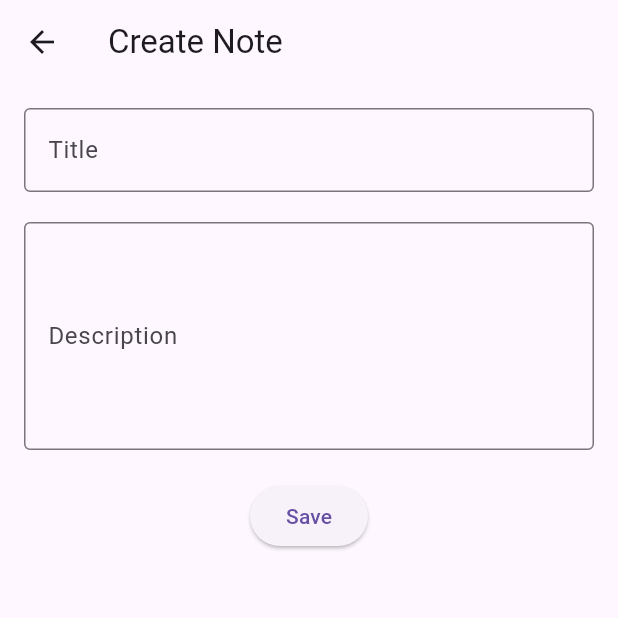
After one commit to Kashvithakral/Serenity, a Flutter app: the MainScreen screen opened directly, item 3 of the bottom bar chosen, after a tap on "Create Note", on a phone screen of 412 x 824 dp, the top half of it. The commit adds this screen. Run offline on Flutter 3.47's test engine with Material 3 defaults, Android fonts, the phone set to English and light mode, and no system bars; our stand-ins replace firebase_auth, firebase_core, flutter_dotenv, font_awesome_flutter, google_fonts, shared_preferences; accounts and stored records are empty.

Commit message:
added new screen

```diff
--- /dev/null
+++ b/lib/create_note_screen.dart
@@ -0,0 +1,95 @@
+import 'package:flutter/material.dart';
+import 'package:flutter/material.dart';
+import 'package:shared_preferences/shared_preferences.dart';
+import 'dart:convert';
+
+class CreateNoteScreen extends StatefulWidget {
+  final String? initialTitle;
+  final String? initialDescription;
+  final Function(Map<String, dynamic>)? onNoteUpdated;
+
+  CreateNoteScreen({this.initialTitle, this.initialDescription, this.onNoteUpdated});
+
+  @override
+  _CreateNoteScreenState createState() => _CreateNoteScreenState();
+}
+
+class _CreateNoteScreenState extends State<CreateNoteScreen> {
+  TextEditingController _titleController = TextEditingController();
+  TextEditingController _descriptionController = TextEditingController();
+
+  @override
+  void initState() {
+    super.initState();
+    _titleController.text = widget.initialTitle ?? '';
+    _descriptionController.text = widget.initialDescription ?? '';
+  }
+
+  Future<void> _saveNote() async {
+    SharedPreferences prefs = await SharedPreferences.getInstance();
+    String title = _titleController.text;
+    String description = _descriptionController.text;
+    String timestamp = DateTime.now().toString();
+    String noteId = 'note_$timestamp';
+    String updatedOn = DateTime.now().toString();
+
+    Map<String, dynamic> note = {
+      'title': title,
+      'description': description,
+      'timestamp': timestamp,
+      'updatedOn': updatedOn,
+    };
+
+    String noteJson = jsonEncode(note);
+    await prefs.setString(noteId, noteJson);
+
+    ScaffoldMessenger.of(context).showSnackBar(
+      SnackBar(
+        content: Text('Note Saved'),
+      ),
+    );
+
+    if (widget.onNoteUpdated != null) {
+      widget.onNoteUpdated!(note);
+    }
+
+    Navigator.pop(context);
+  }
+
+  @override
+  Widget build(BuildContext context) {
+    return Scaffold(
+      appBar: AppBar(
+        title: Text('Create Note'),
+      ),
+      body: Padding(
+        padding: const EdgeInsets.all(16.0),
+        child: Column(
+          children: <Widget>[
+            TextField(
+              controller: _titleController,
+              decoration: InputDecoration(
+                labelText: 'Title',
+                border: OutlineInputBorder(),
+              ),
+            ),
+            SizedBox(height: 20),
+            TextField(
+              controller: _descriptionController,
+              decoration: InputDecoration(
+                labelText: 'Description',
+                border: OutlineInputBorder(),
+              ),
+              maxLines: 5,
+            ),
+            SizedBox(height: 20),
+            ElevatedButton(
+              onPressed: _saveNote,
+              child: Text('Save'),
+            ),
+          ],
+        ),
+      ),
+    );
+  }
+}
--- /dev/null
+++ b/lib/journal_screen.dart
@@ -0,0 +1,99 @@
+import 'package:flutter/material.dart';
+import 'package:flutter/material.dart';
+import 'create_note_screen.dart';
+import 'open_notes_screen.dart';
+
+class JournalScreen extends StatefulWidget {
+  @override
+  _JournalScreenState createState() => _JournalScreenState();
+}
+
+class _JournalScreenState extends State<JournalScreen> {
+  bool _isCreateNotePressed = false;
+  bool _isOpenNotesPressed = false;
+
+  @override
+  Widget build(BuildContext context) {
+    return Scaffold(
+      appBar: AppBar(
+        title: Text('Journal'),
+      ),
+      body: Center(
+        child: Column(
+          mainAxisAlignment: MainAxisAlignment.center,
+          children: <Widget>[
+            GestureDetector(
+              onTapDown: (_) => setState(() => _isCreateNotePressed = true),
+              onTapUp: (_) => setState(() => _isCreateNotePressed = false),
+              onTapCancel: () => setState(() => _isCreateNotePressed = false),
+              child: ShaderMask(
+                shaderCallback: (Rect bounds) {
+                  return LinearGradient(
+                    colors: _isCreateNotePressed
+                        ? [Colors.blue.shade200, Colors.blue.shade400]
+                        : [Colors.transparent, Colors.transparent],
+                    begin: Alignment.topLeft,
+                    end: Alignment.bottomRight,
+                  ).createShader(bounds);
+                },
+                blendMode: BlendMode.srcATop,
+                child: OutlinedButton(
+                  onPressed: () {
+                    Navigator.push(
+                      context,
+                      MaterialPageRoute(builder: (context) => CreateNoteScreen()),
+                    );
+                  },
+                  style: OutlinedButton.styleFrom(
+                    padding: EdgeInsets.symmetric(horizontal: 30, vertical: 15),
+                    textStyle: TextStyle(fontSize: 18),
+                    side: BorderSide(width: 2, color: Colors.blue),
+                    shape: RoundedRectangleBorder(
+                      borderRadius: BorderRadius.circular(10),
+                    ),
+                  ),
+                  child: Text('Create Note'),
+                ),
+              ),
+            ),
+            SizedBox(height: 20),
+            GestureDetector(
+              onTapDown: (_) => setState(() => _isOpenNotesPressed = true),
+              onTapUp: (_) => setState(() => _isOpenNotesPressed = false),
+              onTapCancel: () => setState(() => _isOpenNotesPressed = false),
+              child: ShaderMask(
+                shaderCallback: (Rect bounds) {
+                  return LinearGradient(
+                    colors: _isOpenNotesPressed
+                        ? [Colors.blue.shade200, Colors.blue.shade400]
+                        : [Colors.transparent, Colors.transparent],
+                    begin: Alignment.topLeft,
+                    end: Alignment.bottomRight,
+                  ).createShader(bounds);
+                },
+                blendMode: BlendMode.srcATop,
+                child: OutlinedButton(
+                  onPressed: () {
+                    Navigator.push(
+                      context,
+                      MaterialPageRoute(builder: (context) => OpenNotesScreen()),
+                    );
+                  },
+                  style: OutlinedButton.styleFrom(
+                    padding: EdgeInsets.symmetric(horizontal: 30, vertical: 15),
+                    textStyle: TextStyle(fontSize: 18),
+                    side: BorderSide(width: 2, color: Colors.blue),
+                    shape: RoundedRectangleBorder(
+                      borderRadius: BorderRadius.circular(10),
+                    ),
+                  ),
+                  child: Text('Open Notes'),
+                ),
+              ),
+            ),
+          ],
+        ),
+      ),
+    );
+  }
+}
--- a/lib/main.dart
+++ b/lib/main.dart
@@ -10,6 +10,7 @@ import 'mood_tracker_screen.dart';
 import 'ai_selection_screen.dart' hide themeNotifier;
 import 'ai_bots_screen.dart';
 import 'wellness_zone_screen.dart';
+import 'journal_screen.dart';
 import 'package:google_fonts/google_fonts.dart';
 import 'theme.dart';
 import 'package:flutter_dotenv/flutter_dotenv.dart';
@@ -118,6 +119,7 @@ class _MainScreenState extends State<MainScreen> {
   static List<Widget> _widgetOptions = [
     AiBotsScreen(),
     WellnessZoneScreen(),
+    JournalScreen(),
   ];
 
   void _onItemTapped(int index) {
@@ -142,6 +144,10 @@ class _MainScreenState extends State<MainScreen> {
             icon: Icon(Icons.favorite),
             label: 'Wellness Zone',
           ),
+          BottomNavigationBarItem(
+            icon: Icon(Icons.edit),
+            label: 'Journal',
+          ),
         ],
         currentIndex: _selectedIndex,
         selectedItemColor: Colors.amber[800],
--- /dev/null
+++ b/lib/open_notes_screen.dart
@@ -0,0 +1,168 @@
+import 'package:flutter/material.dart';
+import 'package:shared_preferences/shared_preferences.dart';
+import 'dart:convert';
+import 'create_note_screen.dart';
+
+import 'package:flutter/material.dart';
+import 'package:shared_preferences/shared_preferences.dart';
+import 'dart:convert';
+
+class OpenNotesScreen extends StatefulWidget {
+  @override
+  _OpenNotesScreenState createState() => _OpenNotesScreenState();
+}
+
+class _OpenNotesScreenState extends State<OpenNotesScreen> {
+  List<Map<String, dynamic>> _notes = [];
+
+  @override
+  void initState() {
+    super.initState();
+    _loadNotes();
+  }
+
+  Future<void> _loadNotes() async {
+    SharedPreferences prefs = await SharedPreferences.getInstance();
+    List<Map<String, dynamic>> notes = [];
+    Set<String> keys = prefs.getKeys();
+
+    for (String key in keys) {
+      if (key.startsWith('note_')) {
+        String? noteJson = prefs.getString(key);
+        if (noteJson != null && noteJson.startsWith('{')) {
+          try {
+            Map<String, dynamic> note = jsonDecode(noteJson);
+            notes.add(note);
+          } catch (e) {
+            print('Error decoding note: $e');
+          }
+        }
+      }
+    }
+
+    setState(() {
+      _notes = notes;
+    });
+  }
+
+  @override
+  Widget build(BuildContext context) {
+    return Scaffold(
+      appBar: AppBar(
+        title: Text('Open Notes'),
+      ),
+      body: _notes.isEmpty
+          ? Center(child: Text('No notes saved yet.'))
+          : ListView.builder(
+              itemCount: _notes.length,
+              itemBuilder: (context, index) {
+                Map<String, dynamic> note = _notes[index];
+                return Card(
+                  margin: EdgeInsets.all(10),
+                  child: Padding(
+                    padding: EdgeInsets.all(10),
+                    child: Column(
+                      crossAxisAlignment: CrossAxisAlignment.start,
+                      children: [
+                        Text(
+                          note['title'],
+                          style: TextStyle(fontSize: 20, fontWeight: FontWeight.bold),
+                        ),
+                        SizedBox(height: 5),
+                        Text(
+                          note['description'],
+                          style: TextStyle(fontSize: 16),
+                        ),
+                        SizedBox(height: 5),
+                        Text(
+                          'Created: ${note['timestamp']}',
+                          style: TextStyle(fontSize: 12, color: Colors.grey),
+                        ),
+                        Text(
+                          'Updated: ${note['updatedOn'] != null ? note['updatedOn'] : 'Not updated yet'}',
+                          style: TextStyle(fontSize: 12, color: Colors.grey),
+                        ),
+                        Row(
+                          mainAxisAlignment: MainAxisAlignment.end,
+                          children: [
+                            TextButton(
+                              onPressed: () {
+                                _editNote(context, note);
+                              },
+                              child: Text('Edit Note'),
+                            ),
+                            TextButton(
+                              onPressed: () {
+                                _deleteNote(note);
+                              },
+                              child: Text('Delete Note'),
+                            ),
+                          ],
+                        ),
+                      ],
+                    ),
+                  ),
+                );
+              },
+            ),
+    );
+  }
+
+  void _editNote(BuildContext context, Map<String, dynamic> note) {
+    Navigator.push(
+      context,
+      MaterialPageRoute(
+        builder: (context) => CreateNoteScreen(
+          initialTitle: note['title'],
+          initialDescription: note['description'],
+          onNoteUpdated: (updatedNote) {
+            _updateNote(note['timestamp'], updatedNote, context);
+             ScaffoldMessenger.of(context).showSnackBar(
+              SnackBar(
+                content: Text('Note Updated'),
+              ),
+            );
+          },
+        ),
+      ),
+    );
+  }
+
+  Future<void> _updateNote(String timestamp, Map<String, dynamic> updatedNote, BuildContext context) async {
+    SharedPreferences prefs = await SharedPreferences.getInstance();
+    String noteId = 'note_$timestamp';
+
+    String title = updatedNote['title'];
+    String description = updatedNote['description'];
+    String updatedOn = DateTime.now().toString();
+
+    Map<String, dynamic> newNote = {
+      'title': title,
+      'description': description,
+      'timestamp': timestamp,
+      'updatedOn': updatedOn,
+    };
+
+    String noteJson = jsonEncode(newNote);
+    await prefs.setString(noteId, noteJson);
+     ScaffoldMessenger.of(context).showSnackBar(
+              SnackBar(
+                content: Text('Note Updated'),
+              ),
+            );
+    _loadNotes();
+  }
+
+
+  Future<void> _deleteNote(Map<String, dynamic> note) async {
+        SharedPreferences prefs = await SharedPreferences.getInstance();
+    String noteId = 'note_${note['timestamp']}';
+    await prefs.remove(noteId);
+    ScaffoldMessenger.of(context).showSnackBar(
+              SnackBar(
+                content: Text('Note Deleted'),
+              ),
+            );
+    _loadNotes();
+  }
+}
```
